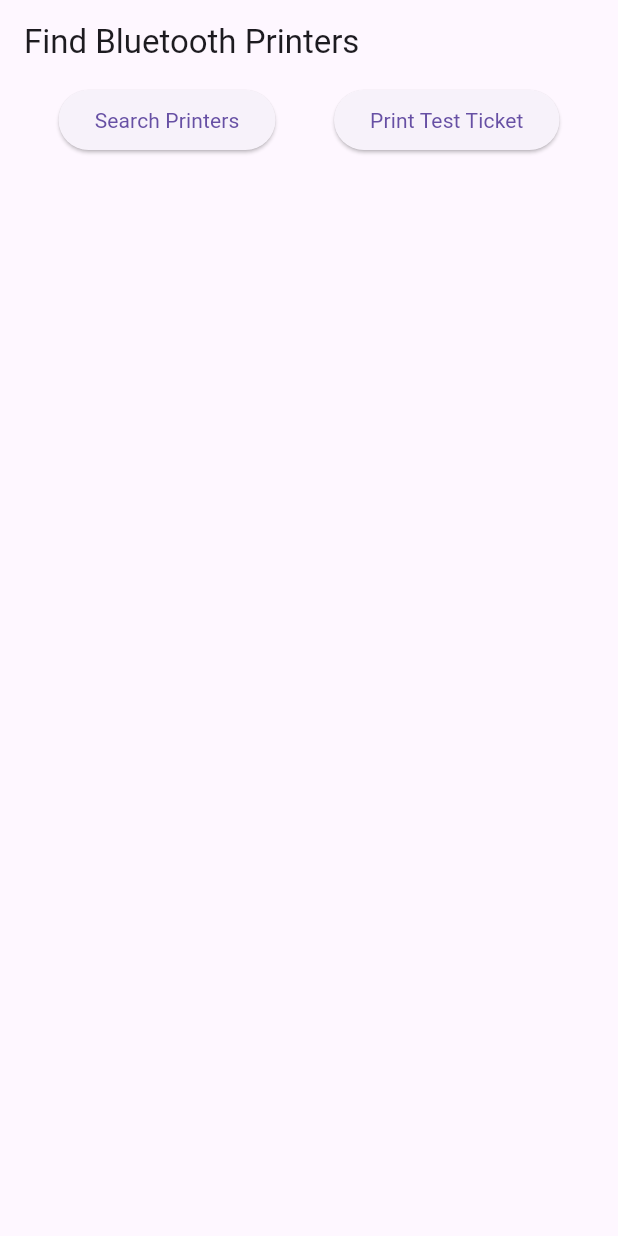
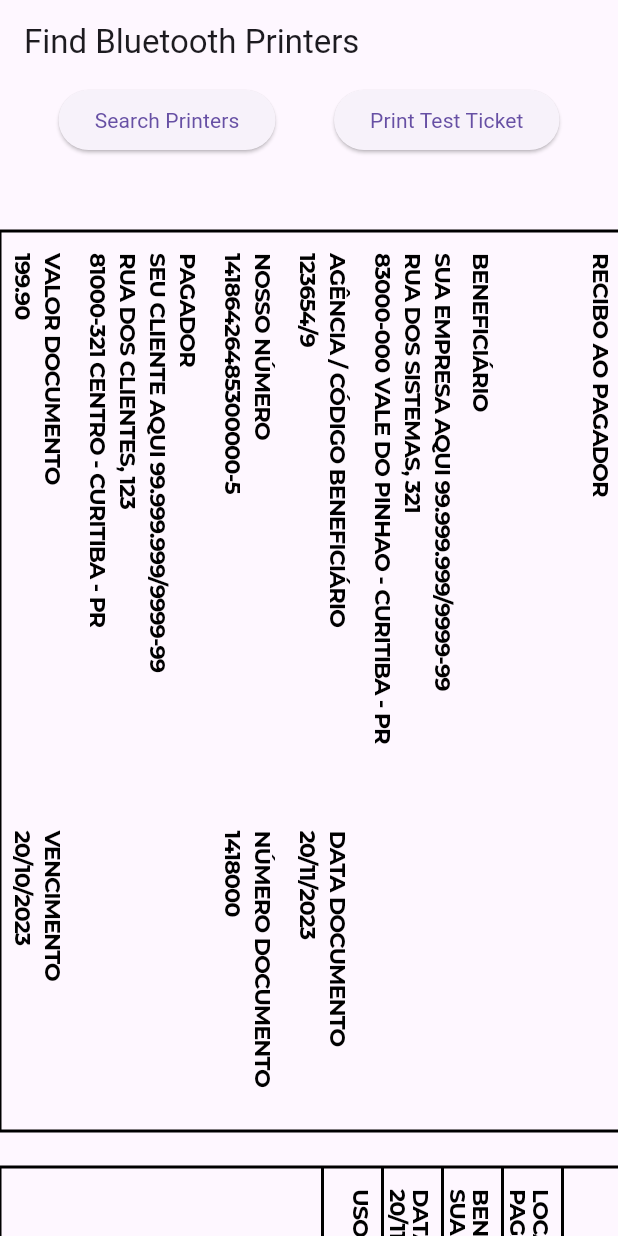
Before and after one commit to ThiagoC0STA/flutter-bankslip-printer, a Flutter app: the screen it shows after launch, after a tap on "Print Test Ticket", on a phone screen of 412 x 824 dp. Run offline on Flutter 3.47's test engine with Material 3 defaults, Android fonts, the phone set to English and light mode, and no system bars; our stand-ins replace flutter_blue_plus; missing offline and left inert: esc_pos_utils; project files that could hold a hidden picture were left out.

Commit message:
new size image

```diff
--- a/lib/components/imageGenerator/ImageGenerator.dart
+++ b/lib/components/imageGenerator/ImageGenerator.dart
@@ -9,15 +9,16 @@ class BankSlipPainter extends CustomPainter {
   BankSlipPainter(this.image);
 
   void _drawText(Canvas canvas, String text, double x, double y,
-      [double textsize = 14]) {
+      [double textsize = 15]) {
     final textPainter = TextPainter(
       text: TextSpan(
         text: text,
         style: TextStyle(
           color: Colors.black,
           fontFamily: "Montserrat",
-          fontWeight: FontWeight.w700,
-          fontSize: textsize, // Usando a variável textsize aqui
+          fontWeight: textsize != 15 ? FontWeight.w600 : FontWeight.w700,
+          fontSize: textsize,
+          letterSpacing: -0.7,
         ),
       ),
       textAlign: TextAlign.left,
@@ -34,9 +35,8 @@ class BankSlipPainter extends CustomPainter {
       ..strokeWidth = 2.0;
 
     canvas.save();
-    canvas.translate(-234, 620);
+    canvas.translate(0, 1850); // 1850
 
-    // Desenha as bordas do boleto
     Offset topLeft = Offset(offset.dx, offset.dy);
     Offset topRight = Offset(size.width + offset.dx, offset.dy);
     Offset bottomLeft = Offset(offset.dx, size.height + offset.dy);
@@ -85,7 +85,7 @@ class BankSlipPainter extends CustomPainter {
       ..strokeWidth = 2.0;
 
     canvas.save();
-    canvas.translate(210, 800);
+    canvas.translate(210, 1250);
     canvas.rotate(1.5708);
 
     double halfWidth = 576;
@@ -123,7 +123,8 @@ class BankSlipPainter extends CustomPainter {
     );
 
     _drawText(canvas, "LOCAL PAGAMENTO", -halfWidth + 15, -halfHeight + 50);
-    _drawText(canvas, "PAGÁVEL EM QUALQUER BANCO MESMO APÓS O VENCIMENTO", -halfWidth + 15, -halfHeight + 65);
+    _drawText(canvas, "PAGÁVEL EM QUALQUER BANCO MESMO APÓS O VENCIMENTO",
+        -halfWidth + 15, -halfHeight + 65);
 
     // --------------- LINHA HORIZONTAL ---------------
     canvas.drawLine(
@@ -133,7 +134,8 @@ class BankSlipPainter extends CustomPainter {
     );
 
     _drawText(canvas, "BENEFICIÁRIO", -halfWidth + 15, -halfHeight + 90);
-    _drawText(canvas, "SUA EMPRESA AQUI 99.999.999/9999-99", -halfWidth + 15, -halfHeight + 105);
+    _drawText(canvas, "SUA EMPRESA AQUI 99.999.999/9999-99", -halfWidth + 15,
+        -halfHeight + 105);
 
     // --------------- LINHA HORIZONTAL ---------------
     canvas.drawLine(
@@ -145,13 +147,13 @@ class BankSlipPainter extends CustomPainter {
     _drawText(canvas, "DATA DOCUMENTO", -halfWidth + 15, -halfHeight + 130);
     _drawText(canvas, "20/11/2023", -halfWidth + 15, -halfHeight + 145);
 
-        canvas.drawLine(
+    canvas.drawLine(
       Offset(-halfWidth + 170, -halfHeight + 125),
       Offset(-halfWidth + 170, -halfHeight + 165),
       linePaint,
     );
 
-    _drawText(canvas, "NUMERO DO DOCUMENTO", -halfWidth + 180, -halfHeight + 130);
+    _drawText(canvas, "NUMERO DOCUMENTO", -halfWidth + 180, -halfHeight + 130);
     _drawText(canvas, "1410000", -halfWidth + 180, -halfHeight + 145);
 
     canvas.drawLine(
@@ -172,15 +174,15 @@ class BankSlipPainter extends CustomPainter {
     _drawText(canvas, "ACEITE", -halfWidth + 560, -halfHeight + 130);
     _drawText(canvas, "N", -halfWidth + 560, -halfHeight + 145);
 
-        canvas.drawLine(
+    canvas.drawLine(
       Offset(-halfWidth + 650, -halfHeight + 125),
       Offset(-halfWidth + 650, -halfHeight + 165),
       linePaint,
     );
 
-    _drawText(canvas, "DATA PROCESSAMENTO", -halfWidth + 660, -halfHeight + 130);
+    _drawText(
+        canvas, "DATA PROCESSAMENTO", -halfWidth + 660, -halfHeight + 130);
     _drawText(canvas, "20/11/2023", -halfWidth + 660, -halfHeight + 145);
-
 
     // --------------- LINHA HORIZONTAL ---------------
     canvas.drawLine(
@@ -251,7 +253,7 @@ class BankSlipPainter extends CustomPainter {
       ..strokeWidth = 2.0;
 
     canvas.save();
-    canvas.translate(210, 310);
+    canvas.translate(210, 350);
     canvas.rotate(1.5708);
 
     double halfWidth = 300;
@@ -294,8 +296,7 @@ class BankSlipPainter extends CustomPainter {
     _drawText(
         canvas, "14186426485300000-5", -halfWidth + 15, -halfHeight + 255);
 
-    _drawText(
-        canvas, "NÚMERO DO DOCUMENTO", halfWidth - 200, -halfHeight + 235);
+    _drawText(canvas, "NÚMERO DOCUMENTO", halfWidth - 200, -halfHeight + 235);
     _drawText(canvas, "1418000", halfWidth - 200, -halfHeight + 255);
 
     _drawText(canvas, "PAGADOR", -halfWidth + 15, -halfHeight + 285);
@@ -319,20 +320,19 @@ class BankSlipPainter extends CustomPainter {
   void paint(Canvas canvas, Size size) {
     double contentHeightBankSlip = 600;
     double contentReceipt = 190;
-    double horizontalSpacing = 20.0; // Espaçamento horizontal entre os recibos
+    double horizontalSpacing = 20.0;
 
-    // _drawReceiptToSaler(
-    //     canvas,
-    //     Size(size.width / 2 - horizontalSpacing / 2, contentHeightBankSlip),
-    //     const Offset(0, 0));
+    _drawReceiptToSaler(
+        canvas,
+        Size(size.width / 2 - horizontalSpacing / 2, contentHeightBankSlip),
+        const Offset(0, 0));
 
     _drawBankSlip(
         canvas,
         Size(size.width / 2 - horizontalSpacing / 2, contentHeightBankSlip),
         const Offset(0, 0));
 
-    // _drawReceipt(canvas, Size(size.width + 12 - horizontalSpacing, 190),
-    //     Offset(size.width / 2 + horizontalSpacing, 0));
+    _drawReceipt(canvas, Size(size.width - 140, 190), const Offset(0, 0));
   }
 
   @override
--- a/lib/main.dart
+++ b/lib/main.dart
@@ -4,18 +4,16 @@ import 'dart:io';
 import 'dart:ui' as ui;
 import 'package:flutter/foundation.dart';
 import 'package:flutter/material.dart';
-import 'package:flutter/rendering.dart';
 import 'package:flutter/services.dart';
 import 'package:flutter_blue_plus/flutter_blue_plus.dart';
 import 'package:esc_pos_utils/esc_pos_utils.dart';
 import 'package:flutter_printer/components/imageGenerator/ImageGenerator.dart';
 import 'package:image/image.dart' as img;
-import 'package:path_provider/path_provider.dart';
 
 void main() => runApp(const MyApp());
 
 class MyApp extends StatelessWidget {
-  const MyApp({Key? key}) : super(key: key);
+  const MyApp({super.key});
 
   @override
   Widget build(BuildContext context) {
@@ -27,7 +25,7 @@ class MyApp extends StatelessWidget {
 }
 
 class BluetoothPrinterScreen extends StatefulWidget {
-  const BluetoothPrinterScreen({Key? key}) : super(key: key);
+  const BluetoothPrinterScreen({super.key});
 
   @override
   _BluetoothPrinterScreenState createState() => _BluetoothPrinterScreenState();
@@ -36,7 +34,7 @@ class BluetoothPrinterScreen extends StatefulWidget {
 class _BluetoothPrinterScreenState extends State<BluetoothPrinterScreen> {
   List<dynamic> scanResultsPaired = [];
   List<ScanResult> scanResults = [];
-  dynamic? selectedPrinter;
+  dynamic selectedPrinter;
   ui.Image? image;
   GlobalKey repaintBoundaryKey = GlobalKey();
   bool isPairedDevice = false;
@@ -47,7 +45,6 @@ class _BluetoothPrinterScreenState extends State<BluetoothPrinterScreen> {
   @override
   void initState() {
     super.initState();
-    ;
     if (Platform.isAndroid) {
       startBluetoothDevices();
     }
@@ -113,16 +110,16 @@ class _BluetoothPrinterScreenState extends State<BluetoothPrinterScreen> {
                   : Container();
             }).toList(),
           ),
-          // Offstage(
-          //   offstage: false, // Isso torna o widget "invisível"
-          //   child: RepaintBoundary(
-          //     key: repaintBoundaryKey,
-          //     child: CustomPaint(
-          //       size: const Size(540, 1500),
-          //       painter: BankSlipPainter(image),
-          //     ),
-          //   ),
-          // )
+          Offstage(
+            offstage: false, // Isso torna o widget "invisível"
+            child: RepaintBoundary(
+              key: repaintBoundaryKey,
+              child: CustomPaint(
+                size: const Size(540, 1500),
+                painter: BankSlipPainter(image),
+              ),
+            ),
+          )
         ],
       ),
     );
@@ -132,11 +129,10 @@ class _BluetoothPrinterScreenState extends State<BluetoothPrinterScreen> {
     try {
       var devices = await platform.invokeMethod('getBluetoothDevices');
 
-      print('devices $devices');
-
       setState(() {
         scanResultsPaired = devices;
       });
+    // ignore: unused_catch_clause, empty_catches
     } on PlatformException catch (e) {}
   }
 
@@ -154,7 +150,6 @@ class _BluetoothPrinterScreenState extends State<BluetoothPrinterScreen> {
   }
 
   void selectPrinter(dynamic device) {
-    print('device selected ${device}');
     setState(() {
       selectedPrinter = device;
     });
@@ -204,7 +199,7 @@ class _BluetoothPrinterScreenState extends State<BluetoothPrinterScreen> {
               in service.characteristics) {
             if (characteristic.properties.write) {
               const int maxChunkSize = 505;
-              const int chunkDelayMs = 15;
+              const int chunkDelayMs = 20;
 
               for (int i = 0; i < bytes.length; i += maxChunkSize) {
                 int end = (i + maxChunkSize > bytes.length)
@@ -235,9 +230,14 @@ class _BluetoothPrinterScreenState extends State<BluetoothPrinterScreen> {
   }
 
   Future<img.Image> createImageForPrinting() async {
-    const double pixelRatio = 1.3; // Aumento da densidade de pixels 1.37
-    const int targetWidth = 553; // Largura padrão para impressoras de 80mm
-    const int targetHeight = 2000; // Altura desejada
+    const double pixelRatio = 1.33; // Aumento da densidade de pixels 1.37
+    const int targetWidth = 560; // Largura padrão para impressoras de 80mm
+    const int targetHeight = 3050; // Altura desejada 3000
+
+    ByteData data = await rootBundle.load('assets/caixalogo.png');
+    Uint8List bytes = data.buffer.asUint8List();
+    ui.Codec codec = await ui.instantiateImageCodec(bytes);
+    ui.FrameInfo fi = await codec.getNextFrame();
 
     final recorder = ui.PictureRecorder();
     final canvas = Canvas(recorder,
@@ -245,7 +245,7 @@ class _BluetoothPrinterScreenState extends State<BluetoothPrinterScreen> {
 
     canvas.scale(pixelRatio, pixelRatio); // Aumentando a densidade de pixels
 
-    final bankSlipPainter = BankSlipPainter(null);
+    final bankSlipPainter = BankSlipPainter(fi.image);
     bankSlipPainter.paint(
         canvas, Size(targetWidth.toDouble(), targetHeight.toDouble()));
 
```
Also changed, not shown: pubspec.yaml (+7 -0 lines).
